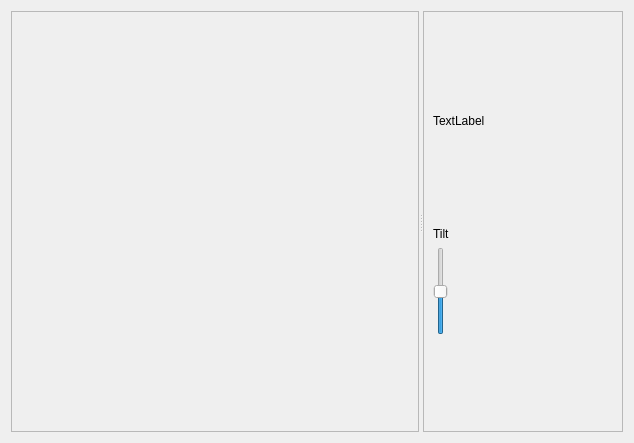
The window that components/viewers/giraff_viewer/src/mainUI.ui (robocomp/robocomp-robolab) describes before a commit, drawn with Qt 5.
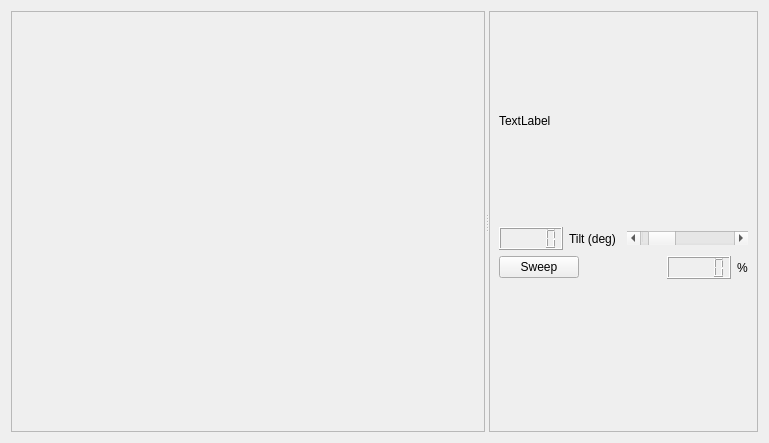
The same window after the commit.

What changed in the file:
```diff
--- a/components/viewers/giraff_viewer/src/mainUI.ui
+++ b/components/viewers/giraff_viewer/src/mainUI.ui
@@ -6,7 +6,7 @@
    <rect>
     <x>0</x>
     <y>0</y>
-    <width>634</width>
+    <width>769</width>
     <height>443</height>
    </rect>
   </property>
@@ -58,6 +58,8 @@
       <property name="frameShadow">
        <enum>QFrame::Raised</enum>
       </property>
+      <layout class="QVBoxLayout" name="verticalLayout_3">
+       <item>
       <layout class="QVBoxLayout" name="verticalLayout_2">
        <item>
         <widget class="QLabel" name="top_camera_label">
@@ -73,24 +75,76 @@
         </widget>
        </item>
        <item>
+          <layout class="QHBoxLayout" name="horizontalLayout_2">
+           <item>
+            <layout class="QHBoxLayout" name="horizontalLayout">
+             <item>
+              <widget class="QLCDNumber" name="tilt_lcdnumber"/>
+             </item>
+             <item>
         <widget class="QLabel" name="label">
          <property name="text">
-          <string>Tilt</string>
+                <string>Tilt (deg)</string>
          </property>
         </widget>
        </item>
+            </layout>
+           </item>
        <item>
-        <widget class="QSlider" name="tiltSlider">
+            <widget class="QScrollBar" name="tilt_scrollbar">
          <property name="minimum">
-          <number>-45</number>
+              <number>-10</number>
          </property>
          <property name="maximum">
-          <number>45</number>
+              <number>70</number>
          </property>
          <property name="orientation">
-          <enum>Qt::Vertical</enum>
-         </property>
-        </widget>
+              <enum>Qt::Horizontal</enum>
+             </property>
+            </widget>
+           </item>
+          </layout>
+         </item>
+         <item>
+          <layout class="QHBoxLayout" name="horizontalLayout_4">
+           <item>
+            <layout class="QHBoxLayout" name="horizontalLayout_3">
+             <item>
+              <widget class="QPushButton" name="sweep_button">
+               <property name="text">
+                <string>Sweep</string>
+               </property>
+               <property name="checkable">
+                <bool>true</bool>
+               </property>
+              </widget>
+             </item>
+             <item>
+              <spacer name="horizontalSpacer">
+               <property name="orientation">
+                <enum>Qt::Horizontal</enum>
+               </property>
+               <property name="sizeHint" stdset="0">
+                <size>
+                 <width>40</width>
+                 <height>20</height>
+                </size>
+               </property>
+              </spacer>
+             </item>
+             <item>
+              <widget class="QLCDNumber" name="sweep_lcdNumber"/>
+             </item>
+             <item>
+              <widget class="QLabel" name="label_2">
+               <property name="text">
+                <string>%</string>
+               </property>
+              </widget>
+             </item>
+            </layout>
+           </item>
+          </layout>
        </item>
        <item>
         <spacer name="verticalSpacer">
@@ -106,6 +160,8 @@
         </spacer>
        </item>
       </layout>
+       </item>
+      </layout>
      </widget>
     </widget>
    </item>
```
Left out of the diff: 19 changed lines with no effect on the pictures. Lines whose indentation alone changed are shown as unchanged.
